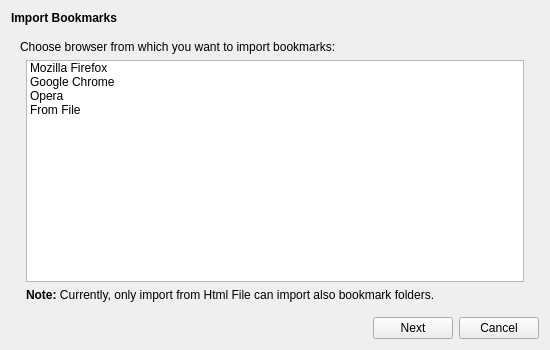
QupZilla/qupzilla, file src/lib/bookmarksimport/bookmarksimportdialog.ui: the form before one commit.
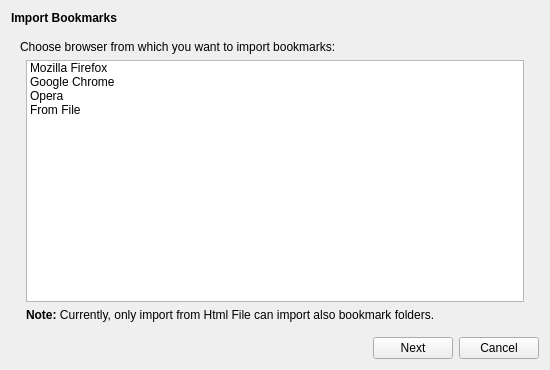
The form after the commit. Icons and pictures are not drawn.

Patch:
```diff
--- a/src/lib/bookmarksimport/bookmarksimportdialog.ui
+++ b/src/lib/bookmarksimport/bookmarksimportdialog.ui
@@ -7,7 +7,7 @@
     <x>0</x>
     <y>0</y>
     <width>550</width>
-    <height>350</height>
+    <height>370</height>
    </rect>
   </property>
   <property name="minimumSize">
```
